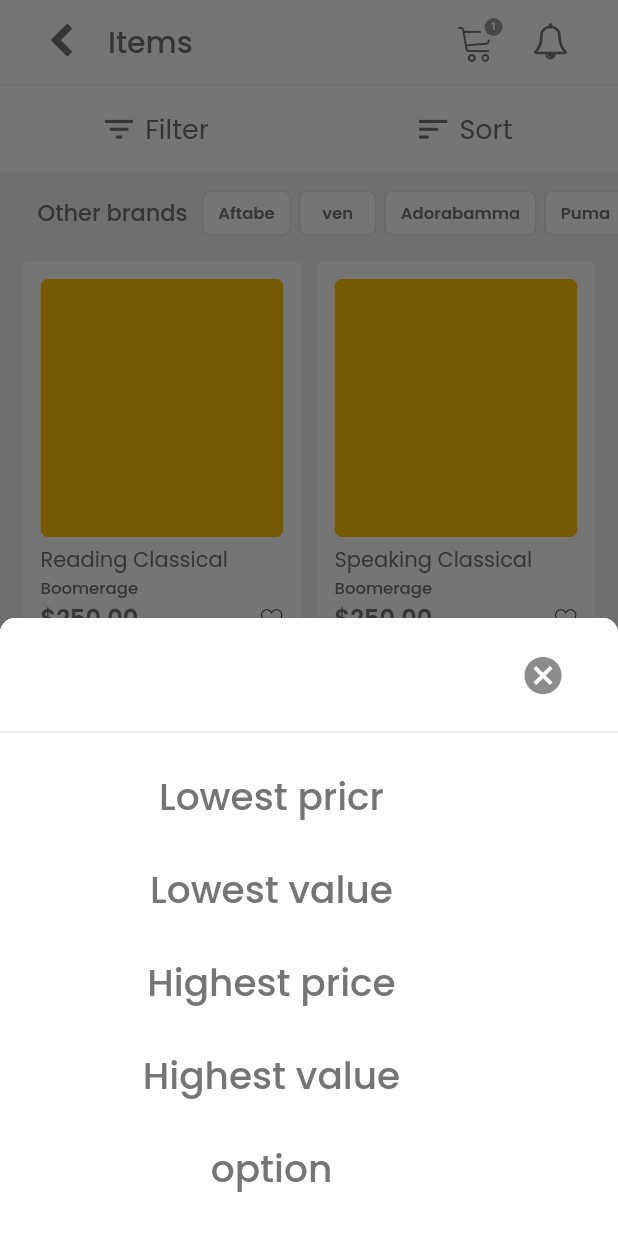
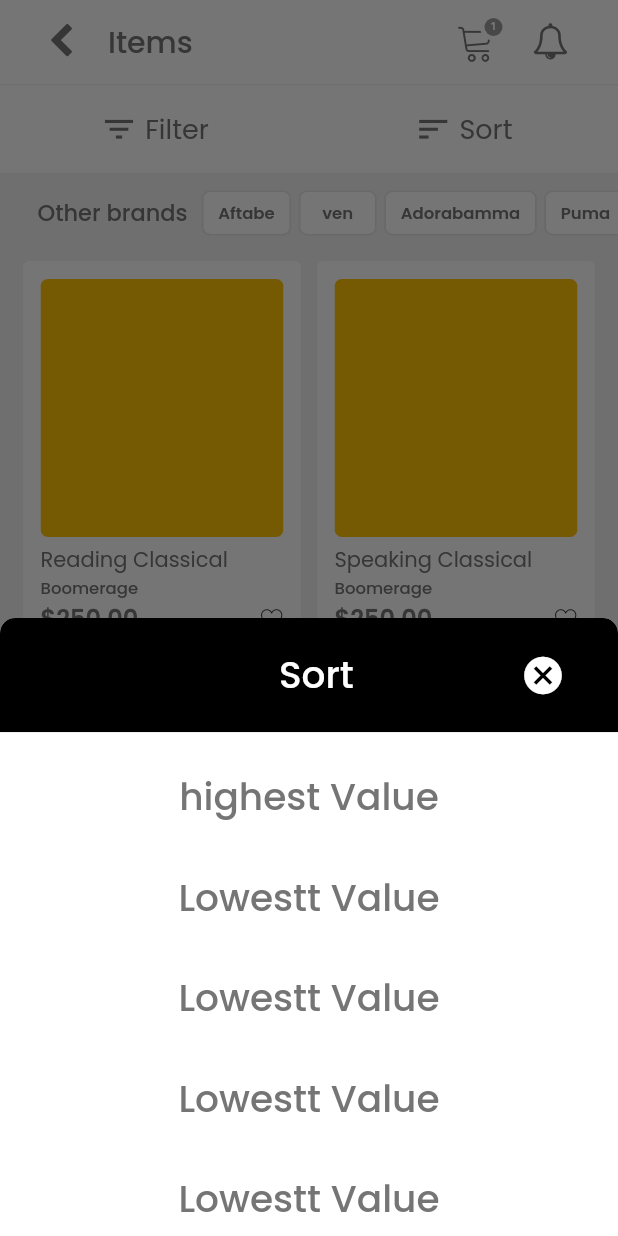
Before and after one commit to HamiiidAsgarian/flutter-tech-commerce-Cargo-, a Flutter app: the ListedItemsScreen screen opened by its route, after a tap on "Sort", on a phone screen of 412 x 824 dp. Run offline on Flutter 3.47's test engine with Material 2 defaults, Android fonts, the phone set to English and light mode, and no system bars.

```diff
--- a/lib/screens/itemdetail_screen.dart
+++ b/lib/screens/itemdetail_screen.dart
@@ -1,6 +1,6 @@
 import 'package:commerce_app/style/my_flutter_app_icons.dart';
 import 'package:commerce_app/widgets/blackroundedbutton.dart';
-import 'package:commerce_app/widgets/appbar.dart';
+// import 'package:commerce_app/widgets/appbar.dart';
 import 'package:flutter/material.dart';
 
 import '../consts.dart';
@@ -21,16 +21,16 @@ class _ItemDetailScreenState extends State<ItemDetailScreen> {
 
     return Scaffold(
         // bottomNavigationBar: MyBottomNavigationBar(),
-        appBar: MyAppBar(
-          leadingIcon: const Icon(
-            MyFlutterApp.left_open,
-            // MdiIcons.walletPlusOutline,
-            color: appBargrey,
-          ),
-          leadingIconFunction: () {
-            Navigator.pushNamed(context, "/");
-          },
-        ),
+        // appBar: MyAppBar(
+        //   leadingIcon: const Icon(
+        //     MyFlutterApp.left_open,
+        //     // MdiIcons.walletPlusOutline,
+        //     color: appBargrey,
+        //   ),
+        //   leadingIconFunction: () {
+        //     Navigator.pushNamed(context, "/");
+        //   },
+        // ),
         body: SingleChildScrollView(
       child: Column(
         children: const [
--- a/lib/screens/listeddItems_screen.dart
+++ b/lib/screens/listeddItems_screen.dart
@@ -251,33 +251,36 @@ void sortPopup(BuildContext context) {
                   Container(
                     padding: const EdgeInsets.symmetric(
                         horizontal: 10, vertical: 10),
-                    color: Colors.white, //NOTE Title section color
+                    color: Colors.black, //NOTE Title section color
                     child: ListTile(
-                      // title: Center(
-                      //     child: Text("Sort",
-                      //         style:
-                      //             itemBrandFontStyle.copyWith(fontSize: 25))),
+                      // tileColor: Colors.amber,
+                      title: Align(
+                        alignment: Alignment(0.3, 0),
+                        child: Text("Sort",
+                            style: itemBrandFontStyle.copyWith(
+                                fontSize: 25, color: Colors.white)),
+                      ),
                       trailing: IconButton(
                           onPressed: () {
                             Navigator.of(context).pop();
                           },
-                          icon: const Icon(Icons.cancel, size: 30)),
+                          icon: const Icon(Icons.cancel,
+                              size: 30, color: Colors.white)),
                     ),
                   ),
                   const Divider(height: 0),
                   Expanded(
                     child: SingleChildScrollView(
                       child: Column(
-                        children: const [
-                          SortOption(text: "Lowest pricr"),
-                          SortOption(text: "Lowest value"),
-                          SortOption(text: "Highest price"),
-                          SortOption(text: "Highest value"),
-                          SortOption(text: "option"),
-                          SortOption(text: "option"),
-                          SortOption(text: "option"),
-                          SortOption(text: "option"),
-                          SortOption(text: "option"),
+                        crossAxisAlignment: CrossAxisAlignment.center,
+                        mainAxisAlignment: MainAxisAlignment.center,
+                        children: [
+                          SizedBox(height: 10),
+                          PopupItem(text: "highest Value"),
+                          PopupItem(text: "Lowestt Value"),
+                          PopupItem(text: "Lowestt Value"),
+                          PopupItem(text: "Lowestt Value"),
+                          PopupItem(text: "Lowestt Value"),
                         ],
                       ),
                     ),
@@ -288,20 +291,27 @@ void sortPopup(BuildContext context) {
   }
 }
 
-//////////////////////////////////////////////////
-class SortOption extends StatelessWidget {
+class PopupItem extends StatelessWidget {
   final String? text;
-  const SortOption({this.text});
+  const PopupItem({Key? key, this.text}) : super(key: key);
 
   @override
   Widget build(BuildContext context) {
-    return GestureDetector(
-      onTap: () {
-        print(text);
+    return RawMaterialButton(
+      onPressed: () {
+        print("object");
       },
-      child: Padding(
-          padding: const EdgeInsets.only(right: 50, top: 25),
-          child: Text(text!, style: itemBrandFontStyle.copyWith(fontSize: 25))),
+      child: Container(
+        padding: EdgeInsets.symmetric(vertical: 15),
+        width: double.infinity,
+        // height: 50,
+        // color: Colors.amber,
+        child: Center(
+            child: Text(this.text ?? 'no text',
+                style: itemBrandFontStyle.copyWith(fontSize: 25))),
+      ),
     );
   }
 }
+
+//////////////////////////////////////////////////
```
Lines whose indentation alone changed are shown as unchanged.
